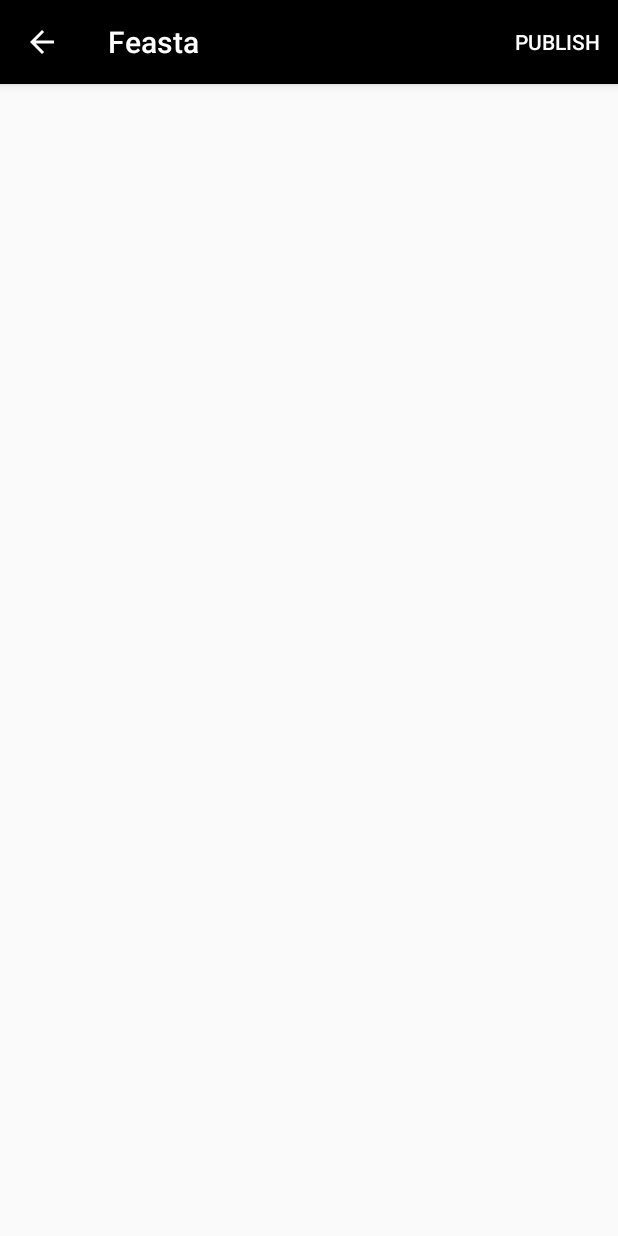
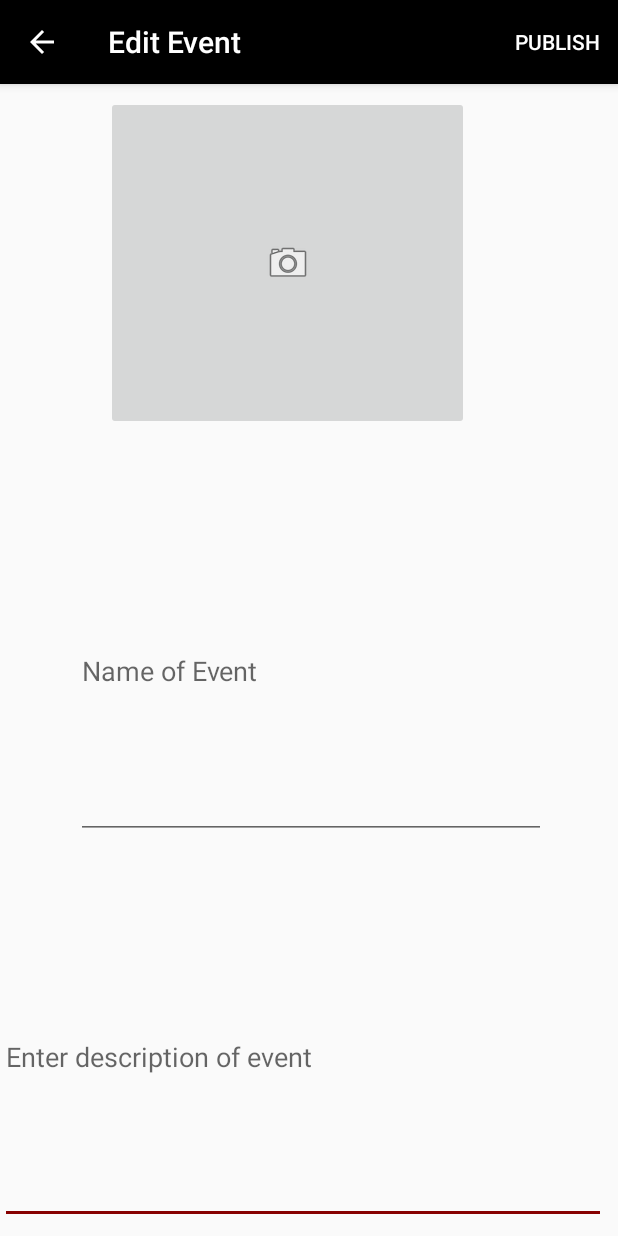
Before and after one commit to sweet-spr18/feasta, an Android app: the screen it shows after launch (EventEditActivity), after a tap on "Edit an Event", on a phone screen of 412 x 824 dp. Run offline under Robolectric (Android 15) with nearby library versions, the phone set to English and light mode, and no system bars; our stand-ins replace Firebase (no records; nobody signed in at launch, a user with empty details on screens opened directly).

Commit message:
Implemented event edit, fixed like icon(not count) and toolbars.

```diff
--- a/phase3/android-from-scratch/app/src/main/java/sweet1/feasta/EventEditActivity.java
+++ b/phase3/android-from-scratch/app/src/main/java/sweet1/feasta/EventEditActivity.java
@@ -7,11 +7,19 @@ import android.support.v7.app.AppCompatActivity;
 import android.support.v7.widget.Toolbar;
 import android.view.Menu;
 import android.view.MenuItem;
+import android.view.View;
+import android.widget.EditText;
+import android.widget.ImageButton;
 import android.widget.Toast;
 
 public class EventEditActivity extends AppCompatActivity {
 
     Toolbar mToolbar;
+    private ImageButton selectImage;
+    private EditText name;
+    private EditText description;
+    private static final int Gallery_Pick= 1;
+
     @Override
     protected void onCreate(Bundle savedInstanceState) {
         super.onCreate(savedInstanceState);
@@ -27,7 +35,23 @@ public class EventEditActivity extends AppCompatActivity {
         assert ab != null;
         ab.setDisplayHomeAsUpEnabled(true);
 
+        selectImage = (ImageButton) findViewById(R.id.select_image);
+        name = (EditText) findViewById(R.id.event_name);
+        description = (EditText) findViewById(R.id.event_description);
+
+        selectImage.setOnClickListener(new View.OnClickListener() {
+            @Override
+            public void onClick(View v) {
+                OpenGallery();
+            }
+        });
     }
+        private void OpenGallery(){
+        Intent galleryIntent = new Intent();
+        galleryIntent.setAction(Intent.ACTION_GET_CONTENT);
+        galleryIntent.setType("image/*");
+        startActivityForResult(galleryIntent, Gallery_Pick);
+        }
 
     @Override
     public boolean onCreateOptionsMenu(Menu menu) {
--- a/phase3/android-from-scratch/app/src/main/java/sweet1/feasta/EventsListingActivity.java
+++ b/phase3/android-from-scratch/app/src/main/java/sweet1/feasta/EventsListingActivity.java
@@ -83,6 +83,9 @@ public class EventsListingActivity extends AppCompatActivity {
                 Intent editNewEvent =
                         new Intent(getApplicationContext(), EventEditActivity.class);
                 startActivity(editNewEvent);
+
+                //NOT SURE HOW TO TIE IN THE OTHER CLASSES- CHELSEA
+                //eventArrayList.add(NewEvent);
                 return true;
 
             case R.id.action_logout:
--- a/phase3/android-from-scratch/app/src/main/java/sweet1/feasta/EventsListingAdapter.java
+++ b/phase3/android-from-scratch/app/src/main/java/sweet1/feasta/EventsListingAdapter.java
@@ -35,41 +35,33 @@ public class EventsListingAdapter extends RecyclerView.Adapter<EventsListingAdap
     }
 
     @Override
-    public void onBindViewHolder(EventViewHolder holder, int position) {
+    public void onBindViewHolder(final EventViewHolder holder, final int position) {
         final int pos = position;
-        holder.eventNameTextView    .setText(events.get(position).getEventName());
-        holder.orgNameTextView      .setText(events.get(position).getOrgName());
-        holder.locationTextView     .setText(events.get(position).getLocation());
-        holder.timeTextView         .setText(events.get(position).getTime());
-        holder.foodTypeTextView     .setText(events.get(position).getFoodType());
+        holder.eventNameTextView.setText(events.get(position).getEventName());
+        holder.orgNameTextView.setText(events.get(position).getOrgName());
+        holder.locationTextView.setText(events.get(position).getLocation());
+        holder.timeTextView.setText(events.get(position).getTime());
+        holder.foodTypeTextView.setText(events.get(position).getFoodType());
         //TODO: attach the food image: (1) add the food pics (png) to drawable, (2) use if-else on foodTypeTextView to set the corresponding png
         //holder.foodImageView      .setText(events.get(position).getOrgName());
-        holder.likesCountTextView   .setText(events.get(position).getLikesCount() + " likes");
+        holder.likesCountTextView.setText(events.get(position).getLikesCount() + " likes");
 
         //Citation: the following block of code is inspired from this: https://stackoverflow.com/q/44093221
-
-       /* boolean isClicked = false;
-        holder.likeToggleBtn.setOnClickListener(buttonListener{
-
-
-        }); */
 
          holder.likeToggleBtn.setOnCheckedChangeListener(new CompoundButton.OnCheckedChangeListener() {
             @Override
             public void onCheckedChanged(CompoundButton likedBtn, boolean isChecked) {
-                isChecked = true;
-                isChecked = false;
-                if (isChecked) {
+                if (isChecked)
                     likedBtn.setBackground(ContextCompat.getDrawable(likedBtn.getContext(),
                             R.drawable.ic_favorite_black_24dp));
 
 
-                }
                 else
                     likedBtn.setBackground(ContextCompat.getDrawable(likedBtn.getContext(),
                                                         R.drawable.ic_favorite_border_black_24dp));
             }
         });
+
         //TODO: bind the list of comments to this holder in a proper way - maybe learn from MovieGuide?
         holder.commentBtn.setOnClickListener(new View.OnClickListener() {
             @Override
--- a/phase3/android-from-scratch/app/src/main/res/layout/activity_comments_listing.xml
+++ b/phase3/android-from-scratch/app/src/main/res/layout/activity_comments_listing.xml
@@ -25,7 +25,7 @@
     </android.support.design.widget.AppBarLayout>-->
 
     <android.support.v7.widget.Toolbar
-        android:id="@+id/eventsListingToolbar"
+        android:id="@+id/commentsListingToolbar"
         android:layout_width="match_parent"
         android:layout_height="wrap_content"
         android:background="?attr/colorPrimary"
--- a/phase3/android-from-scratch/app/src/main/res/layout/activity_event_edit.xml
+++ b/phase3/android-from-scratch/app/src/main/res/layout/activity_event_edit.xml
@@ -17,15 +17,63 @@
         android:elevation="4dp"
         android:minHeight="?attr/actionBarSize"
         android:theme="@style/ToolbarTheme"
-        app:title="@string/app_name"
-        app:popupTheme="@style/ThemeOverlay.AppCompat.Light" />
+        app:popupTheme="@style/ThemeOverlay.AppCompat.Light"
+        app:title="Edit Event" />
 
     <!-- THE FILLABLE FORM -->
     <android.support.constraint.ConstraintLayout
         android:layout_width="match_parent"
-        android:layout_height="match_parent">
+        android:layout_height="match_parent"
+        app:layout_constraintBottom_toTopOf="@+id/event_name"
+        app:layout_constraintTop_toTopOf="@+id/event_name">
 
         <!-- TODO: place the fill-in form in here (see Mockup.png on GitHub) -->
+
+        <EditText
+            android:id="@+id/event_description"
+            android:layout_width="0dp"
+            android:layout_height="0dp"
+            android:layout_marginBottom="8dp"
+            android:layout_marginEnd="8dp"
+            android:ems="10"
+            android:hint="Enter description of event"
+            android:inputType="textMultiLine"
+            app:layout_constraintBottom_toBottomOf="parent"
+            app:layout_constraintEnd_toEndOf="parent"
+            app:layout_constraintHorizontal_bias="1.0"
+            app:layout_constraintStart_toStartOf="parent"
+            app:layout_constraintTop_toBottomOf="@+id/event_name" />
+
+        <EditText
+            android:id="@+id/event_name"
+            android:layout_width="313dp"
+            android:layout_height="0dp"
+            android:layout_marginBottom="34dp"
+            android:layout_marginEnd="8dp"
+            android:layout_marginStart="8dp"
+            android:ems="10"
+            android:hint="Name of Event"
+            android:inputType="textMultiLine"
+            app:layout_constraintBottom_toTopOf="@+id/event_description"
+            app:layout_constraintEnd_toEndOf="parent"
+            app:layout_constraintHorizontal_bias="0.516"
+            app:layout_constraintStart_toStartOf="parent"
+            app:layout_constraintTop_toBottomOf="@+id/select_image" />
+
+        <ImageButton
+            android:id="@+id/select_image"
+            android:layout_width="242dp"
+            android:layout_height="0dp"
+            android:layout_marginBottom="49dp"
+            android:layout_marginEnd="8dp"
+            android:layout_marginStart="44dp"
+            android:layout_marginTop="8dp"
+            app:layout_constraintBottom_toTopOf="@+id/event_name"
+            app:layout_constraintEnd_toEndOf="parent"
+            app:layout_constraintHorizontal_bias="0.227"
+            app:layout_constraintStart_toStartOf="parent"
+            app:layout_constraintTop_toTopOf="parent"
+            app:srcCompat="@android:drawable/ic_menu_camera" />
 
     </android.support.constraint.ConstraintLayout>
 
```
Also changed, not shown: phase3/android-from-scratch/app/src/main/java/sweet1/feasta/CommentsListingActivity.java (+37 -1 lines), phase3/android-from-scratch/app/src/main/res/layout/card_event.xml (+6 -2 lines).
